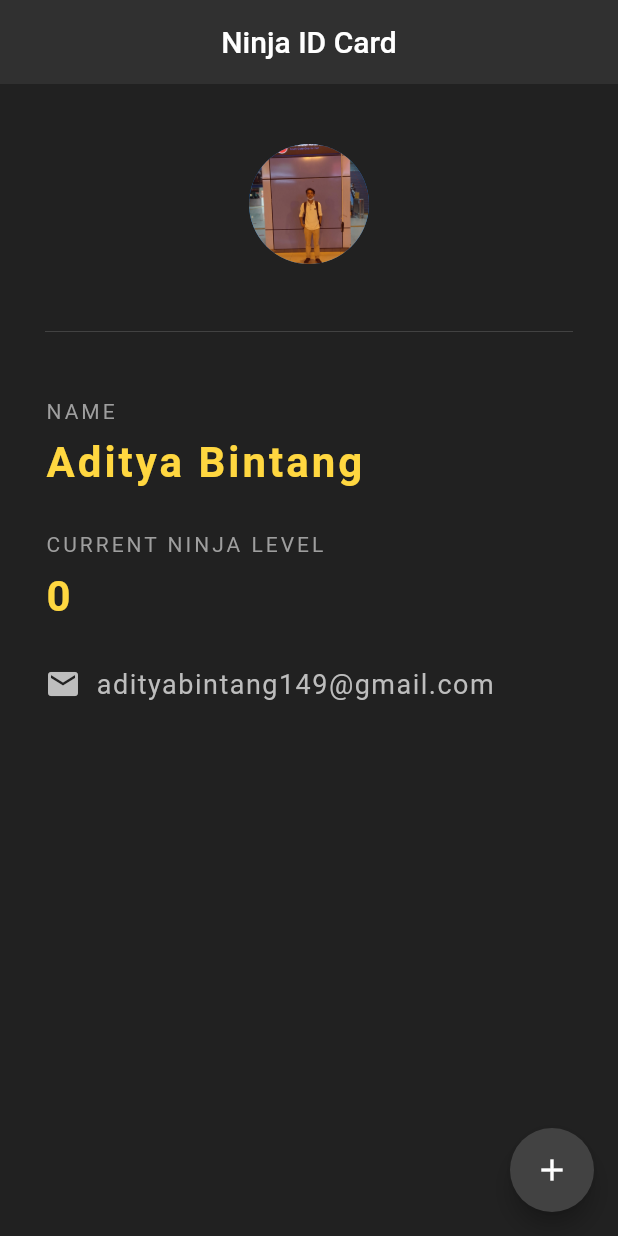
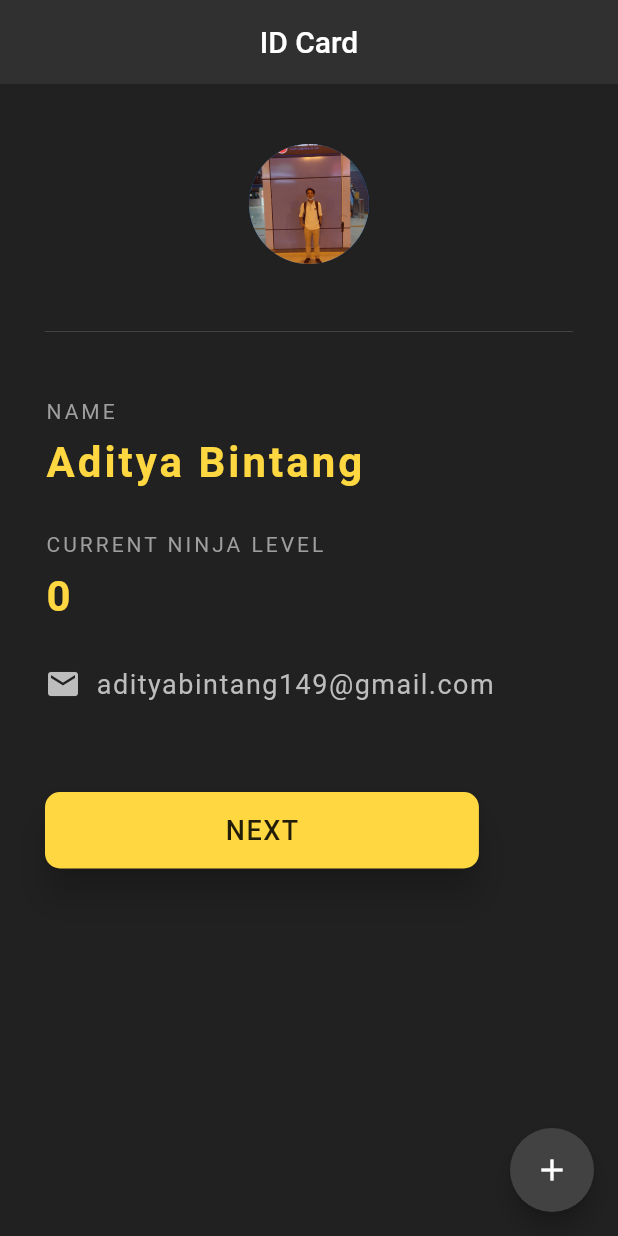
Before and after one commit to adityabintang/SimpleProfileApp, a Flutter app: the screen it shows after launch, on a phone screen of 412 x 824 dp. Run offline on Flutter 3.47's test engine with Material 2 defaults, Android fonts, the phone set to English and light mode, and no system bars.

Commit message:
Mengedit file main.dart dan menambahkan file quote.dart

```diff
--- a/lib/main.dart
+++ b/lib/main.dart
@@ -24,7 +24,7 @@ class _NinjaCardState extends State<NinjaCard> {
       backgroundColor: Colors.grey[900],
       appBar: AppBar(
         //TODO 2
-        title: Text("Ninja ID Card"),
+        title: Text("ID Card"),
         centerTitle: true,
         backgroundColor: Colors.grey[850],
         //Shadow
@@ -122,9 +122,76 @@ class _NinjaCardState extends State<NinjaCard> {
                 ),
               ],
             ),
+            SizedBox(height: 60.0),
+            Container(
+              child: ButtonTheme(
+                child: ElevatedButton(
+                  onPressed: () {
+                    Navigator.push(context,
+                        MaterialPageRoute(builder: (context) => QouteList()));
+                  },
+                  child: Text(
+                    "NEXT",
+                    style: TextStyle(
+                        color: Colors.black87,
+                        letterSpacing: 1.0,
+                        fontSize: 18.0),
+                  ),
+                  style: ElevatedButton.styleFrom(
+                    primary: Colors.amberAccent[200],
+                    elevation: 10,
+                    padding:
+                        EdgeInsets.symmetric(vertical: 15, horizontal: 120),
+                    minimumSize: Size(220, 40),
+                    shape: RoundedRectangleBorder(
+                        borderRadius: BorderRadius.circular(10)),
+                  ),
+                ),
+              ),
+            ),
           ],
         ),
       ),
     );
   }
 }
+
+class QouteList extends StatefulWidget {
+  @override
+  _QouteListState createState() => _QouteListState();
+}
+
+class _QouteListState extends State<QouteList> {
+  @override
+  Widget build(BuildContext context) {
+    return MaterialApp(
+      debugShowCheckedModeBanner: false,
+      home: Quote(),
+    );
+  }
+}
+
+class Quote extends StatelessWidget {
+
+  List<String> quotes = [
+    'Follow Your Dreams',
+    'I have nothing to declare except my genius',
+    'The truth is rarely pure and never simple'
+  ];
+
+  @override
+  Widget build(BuildContext context) {
+    return Scaffold(
+      backgroundColor: Colors.grey[200],
+      appBar: AppBar(
+        title: Text("Quote Awesome"),
+        centerTitle: true,
+        backgroundColor: Colors.redAccent,
+      ),
+      body: Column(
+        children: quotes.map((quote) => Text(quote)).toList(),
+      ),
+    );
+
+  }
+}
--- /dev/null
+++ b/lib/quote.dart
@@ -0,0 +1,4 @@
+class Quote {
+  String text = "";
+  String author = "";
+}
```
